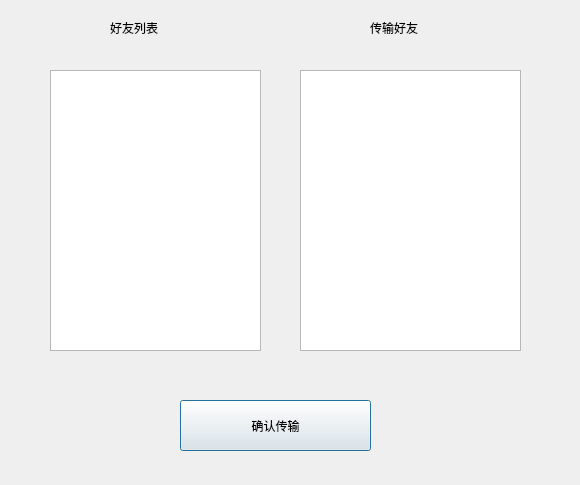
HustGw/CLLLLLLLSAFFFFFEWINN, file groupsenddialog.ui: the form before one commit.
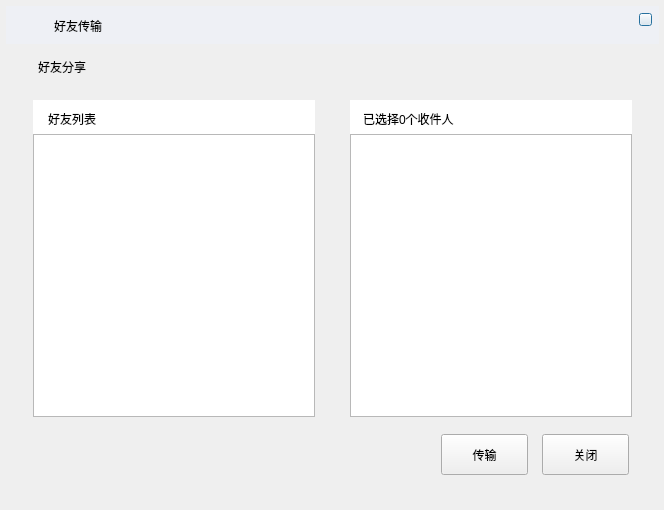
The form after the commit. Icons and pictures are not drawn.

Commit message: 修改了传输页面的ui，修改了messagebox的阴影为5px

```diff
--- a/groupsenddialog.ui
+++ b/groupsenddialog.ui
@@ -6,8 +6,8 @@
    <rect>
     <x>0</x>
     <y>0</y>
-    <width>580</width>
-    <height>485</height>
+    <width>664</width>
+    <height>510</height>
    </rect>
   </property>
   <property name="windowTitle">
@@ -16,9 +16,59 @@
   <widget class="QLabel" name="label">
    <property name="geometry">
     <rect>
-     <x>110</x>
-     <y>20</y>
-     <width>72</width>
+     <x>38</x>
+     <y>59</y>
+     <width>61</width>
+     <height>16</height>
+    </rect>
+   </property>
+   <property name="styleSheet">
+    <string notr="true"/>
+   </property>
+   <property name="text">
+    <string>好友分享</string>
+   </property>
+  </widget>
+  <widget class="QPushButton" name="pushButton_close2">
+   <property name="geometry">
+    <rect>
+     <x>639</x>
+     <y>13</y>
+     <width>13</width>
+     <height>13</height>
+    </rect>
+   </property>
+   <property name="styleSheet">
+    <string notr="true">border-image: url(:/new/mainwindow/pictures/exit_button.png);
+background-color: rgb(238, 240, 245);</string>
+   </property>
+   <property name="text">
+    <string/>
+   </property>
+  </widget>
+  <widget class="QLabel" name="label_6">
+   <property name="geometry">
+    <rect>
+     <x>54</x>
+     <y>18</y>
+     <width>100</width>
+     <height>15</height>
+    </rect>
+   </property>
+   <property name="styleSheet">
+    <string notr="true">font: 10pt &quot;Consolas&quot;;
+background-color: rgb(238, 240, 245);</string>
+   </property>
+   <property name="text">
+    <string>好友传输</string>
+   </property>
+  </widget>
+  <widget class="QLabel" name="label_8">
+   <property name="geometry">
+    <rect>
+     <x>48</x>
+     <y>111</y>
+     <width>200</width>
      <height>15</height>
     </rect>
    </property>
@@ -26,52 +76,147 @@
     <string>好友列表</string>
    </property>
   </widget>
-  <widget class="QListWidget" name="listWidget">
-   <property name="geometry">
-    <rect>
-     <x>50</x>
-     <y>70</y>
-     <width>211</width>
-     <height>281</height>
-    </rect>
-   </property>
-  </widget>
   <widget class="QListWidget" name="listWidget_2">
    <property name="geometry">
     <rect>
-     <x>300</x>
-     <y>70</y>
-     <width>221</width>
-     <height>281</height>
+     <x>350</x>
+     <y>134</y>
+     <width>282</width>
+     <height>283</height>
     </rect>
    </property>
   </widget>
   <widget class="QPushButton" name="pushButton">
    <property name="geometry">
     <rect>
-     <x>180</x>
-     <y>400</y>
-     <width>191</width>
-     <height>51</height>
+     <x>441</x>
+     <y>434</y>
+     <width>87</width>
+     <height>41</height>
     </rect>
    </property>
    <property name="text">
-    <string>确认传输</string>
+    <string>传输</string>
    </property>
   </widget>
   <widget class="QLabel" name="label_2">
    <property name="geometry">
     <rect>
-     <x>370</x>
-     <y>20</y>
-     <width>72</width>
+     <x>363</x>
+     <y>111</y>
+     <width>200</width>
      <height>15</height>
     </rect>
    </property>
    <property name="text">
-    <string>传输好友</string>
+    <string>已选择0个收件人</string>
    </property>
   </widget>
+  <widget class="QLabel" name="label_7">
+   <property name="geometry">
+    <rect>
+     <x>33</x>
+     <y>100</y>
+     <width>282</width>
+     <height>34</height>
+    </rect>
+   </property>
+   <property name="styleSheet">
+    <string notr="true">background-color: rgb(255, 255, 255);
+border-color: rgb(0, 0, 0);
+border:1px;</string>
+   </property>
+   <property name="text">
+    <string/>
+   </property>
+  </widget>
+  <widget class="QLabel" name="label_5">
+   <property name="geometry">
+    <rect>
+     <x>24</x>
+     <y>18</y>
+     <width>23</width>
+     <height>17</height>
+    </rect>
+   </property>
+   <property name="styleSheet">
+    <string notr="true">border-image: url(:/new/mainwindow/pictures/system_icon.png);
+background-color: rgb(238, 240, 245);</string>
+   </property>
+   <property name="text">
+    <string/>
+   </property>
+  </widget>
+  <widget class="QLabel" name="label_4">
+   <property name="geometry">
+    <rect>
+     <x>6</x>
+     <y>6</y>
+     <width>653</width>
+     <height>38</height>
+    </rect>
+   </property>
+   <property name="styleSheet">
+    <string notr="true">background-color: rgb(238, 240, 245);</string>
+   </property>
+   <property name="text">
+    <string/>
+   </property>
+  </widget>
+  <widget class="QLabel" name="label_3">
+   <property name="geometry">
+    <rect>
+     <x>350</x>
+     <y>100</y>
+     <width>282</width>
+     <height>34</height>
+    </rect>
+   </property>
+   <property name="styleSheet">
+    <string notr="true">background-color: rgb(255, 255, 255);
+border-color: rgb(0, 0, 0);
+border:1px;</string>
+   </property>
+   <property name="text">
+    <string/>
+   </property>
+  </widget>
+  <widget class="QPushButton" name="pushButton_close">
+   <property name="geometry">
+    <rect>
+     <x>542</x>
+     <y>434</y>
+     <width>87</width>
+     <height>41</height>
+    </rect>
+   </property>
+   <property name="text">
+    <string>关闭</string>
+   </property>
+  </widget>
+  <widget class="QListWidget" name="listWidget">
+   <property name="geometry">
+    <rect>
+     <x>33</x>
+     <y>134</y>
+     <width>282</width>
+     <height>283</height>
+    </rect>
+   </property>
+  </widget>
+  <zorder>label</zorder>
+  <zorder>listWidget_2</zorder>
+  <zorder>pushButton_trans</zorder>
+  <zorder>label_7</zorder>
+  <zorder>label_4</zorder>
+  <zorder>label_3</zorder>
+  <zorder>pushButton_close</zorder>
+  <zorder>listWidget</zorder>
+  <zorder>label_5</zorder>
+  <zorder>label_6</zorder>
+  <zorder>pushButton_close2</zorder>
+  <zorder>label_8</zorder>
+  <zorder>label_2</zorder>
  </widget>
  <resources/>
  <connections/>
```
Left out of the diff: 2 changed lines with no effect on the pictures. The commit also changes 9 other files.
